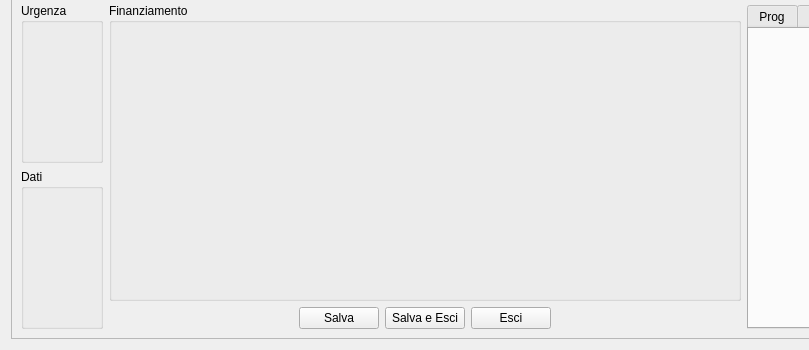
The window that schedadettaglio.ui (tarateo78/Praticometro) describes before a commit, drawn with Qt 5; both pictures show x 0 to 809 and y 350 to 700 of the 1400 by 700 pixel window.
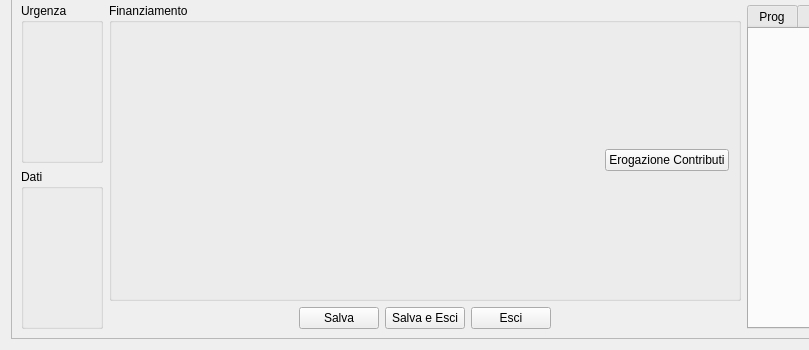
The same window after the commit. Icons and pictures are not drawn.

Patch:
```diff
--- a/schedadettaglio.ui
+++ b/schedadettaglio.ui
@@ -30,8 +30,8 @@
        <rect>
         <x>0</x>
         <y>0</y>
-        <width>1376</width>
-        <height>676</height>
+        <width>1380</width>
+        <height>680</height>
        </rect>
       </property>
       <layout class="QVBoxLayout" name="verticalLayout_2">
@@ -250,6 +250,30 @@
                 <string>Finanziamento</string>
                </property>
                <layout class="QVBoxLayout" name="verticalLayout_12">
+                <item>
+                 <layout class="QHBoxLayout" name="horizontalLayout_8">
+                  <item>
+                   <spacer name="horizontalSpacer">
+                    <property name="orientation">
+                     <enum>Qt::Horizontal</enum>
+                    </property>
+                    <property name="sizeHint" stdset="0">
+                     <size>
+                      <width>40</width>
+                      <height>20</height>
+                     </size>
+                    </property>
+                   </spacer>
+                  </item>
+                  <item>
+                   <widget class="QPushButton" name="ErogazioneContributi">
+                    <property name="text">
+                     <string>Erogazione Contributi</string>
+                    </property>
+                   </widget>
+                  </item>
+                 </layout>
+                </item>
                 <item>
                  <layout class="QFormLayout" name="formFinanziamento"/>
                 </item>
```
